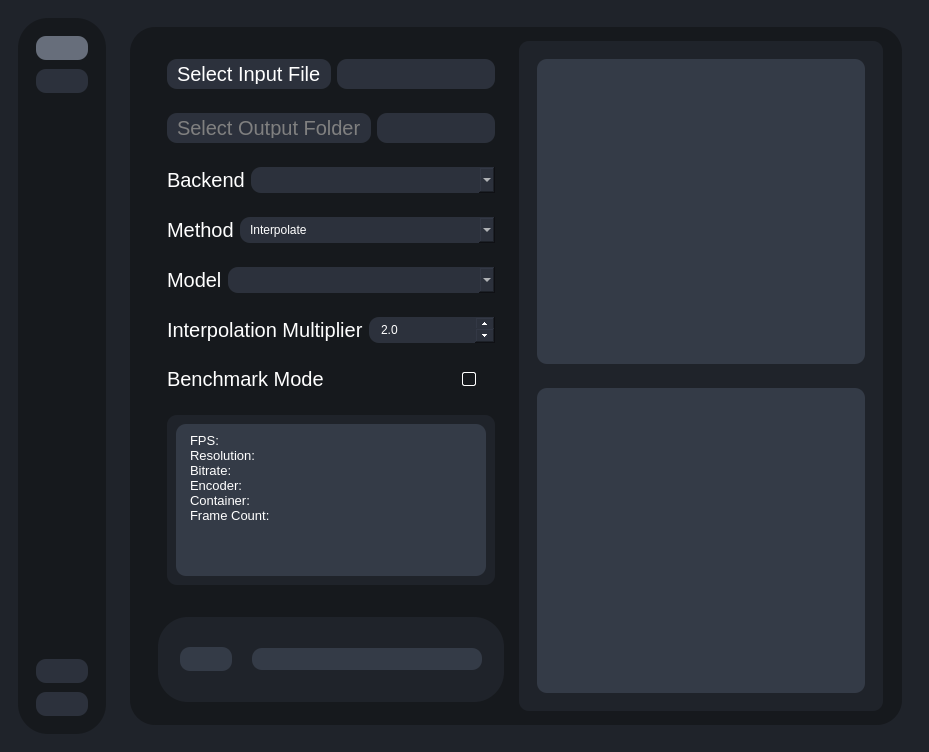
TNTwise/REAL-Video-Enhancer, file testRVEInterface.ui: the form before one commit.
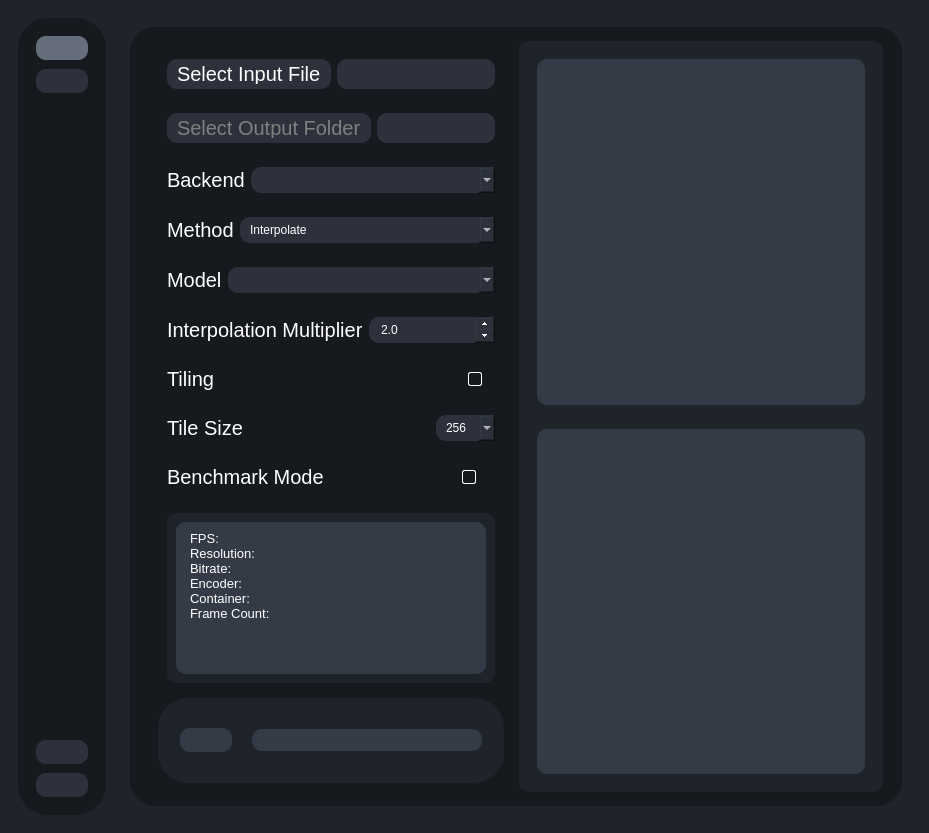
The form after the commit. The open tabs and pages were chosen to show the change. Icons and pictures are not drawn.

The edit to the form file:
```diff
--- a/testRVEInterface.ui
+++ b/testRVEInterface.ui
@@ -685,6 +685,147 @@
                    </layout>
                   </widget>
                  </item>
+                 <item>
+                  <widget class="QWidget" name="upscaleContainer" native="true">
+                   <layout class="QVBoxLayout" name="verticalLayout_16">
+                    <item>
+                     <widget class="QWidget" name="tilingContainer" native="true">
+                      <layout class="QHBoxLayout" name="horizontalLayout_16">
+                       <property name="spacing">
+                        <number>0</number>
+                       </property>
+                       <property name="leftMargin">
+                        <number>0</number>
+                       </property>
+                       <property name="topMargin">
+                        <number>0</number>
+                       </property>
+                       <property name="rightMargin">
+                        <number>0</number>
+                       </property>
+                       <property name="bottomMargin">
+                        <number>9</number>
+                       </property>
+                       <item>
+                        <widget class="QLabel" name="label_33">
+                         <property name="font">
+                          <font>
+                           <pointsize>15</pointsize>
+                          </font>
+                         </property>
+                         <property name="text">
+                          <string>Tiling</string>
+                         </property>
+                        </widget>
+                       </item>
+                       <item>
+                        <spacer name="horizontalSpacer_8">
+                         <property name="orientation">
+                          <enum>Qt::Orientation::Horizontal</enum>
+                         </property>
+                         <property name="sizeHint" stdset="0">
+                          <size>
+                           <width>40</width>
+                           <height>20</height>
+                          </size>
+                         </property>
+                        </spacer>
+                       </item>
+                       <item>
+                        <widget class="QCheckBox" name="tilingCheckBox">
+                         <property name="text">
+                          <string/>
+                         </property>
+                        </widget>
+                       </item>
+                       <item>
+                        <widget class="QLabel" name="label_34">
+                         <property name="maximumSize">
+                          <size>
+                           <width>25</width>
+                           <height>25</height>
+                          </size>
+                         </property>
+                         <property name="toolTip">
+                          <string>&lt;html&gt;&lt;head/&gt;&lt;body&gt;&lt;p&gt;Perform processing without outputing new video. This tests the raw performance of the inference.&lt;/p&gt;&lt;/body&gt;&lt;/html&gt;</string>
+                         </property>
+                         <property name="text">
+                          <string/>
+                         </property>
+                         <property name="pixmap">
+                          <pixmap resource="resources.qrc">:/icons/icons/info.svg</pixmap>
+                         </property>
+                         <property name="scaledContents">
+                          <bool>true</bool>
+                         </property>
+                        </widget>
+                       </item>
+                      </layout>
+                     </widget>
+                    </item>
+                    <item>
+                     <widget class="QWidget" name="tileSizeContainer" native="true">
+                      <layout class="QHBoxLayout" name="horizontalLayout_18">
+                       <property name="spacing">
+                        <number>0</number>
+                       </property>
+                       <property name="leftMargin">
+                        <number>0</number>
+                       </property>
+                       <property name="topMargin">
+                        <number>9</number>
+                       </property>
+                       <property name="rightMargin">
+                        <number>0</number>
+                       </property>
+                       <property name="bottomMargin">
+                        <number>0</number>
+                       </property>
+                       <item>
+                        <widget class="QLabel" name="label_32">
+                         <property name="font">
+                          <font>
+                           <pointsize>15</pointsize>
+                          </font>
+                         </property>
+                         <property name="text">
+                          <string>Tile Size</string>
+                         </property>
+                        </widget>
+                       </item>
+                       <item>
+                        <spacer name="horizontalSpacer_7">
+                         <property name="orientation">
+                          <enum>Qt::Orientation::Horizontal</enum>
+                         </property>
+                         <property name="sizeHint" stdset="0">
+                          <size>
+                           <width>40</width>
+                           <height>20</height>
+                          </size>
+                         </property>
+                        </spacer>
+                       </item>
+                       <item>
+                        <widget class="QComboBox" name="tileSizeComboBox">
+                         <item>
+                          <property name="text">
+                           <string>256</string>
+                          </property>
+                         </item>
+                         <item>
+                          <property name="text">
+                           <string>128</string>
+                          </property>
+                         </item>
+                        </widget>
+                       </item>
+                      </layout>
+                     </widget>
+                    </item>
+                   </layout>
+                  </widget>
+                 </item>
                  <item>
                   <widget class="QWidget" name="widget_6" native="true">
                    <layout class="QHBoxLayout" name="horizontalLayout_15">
```
